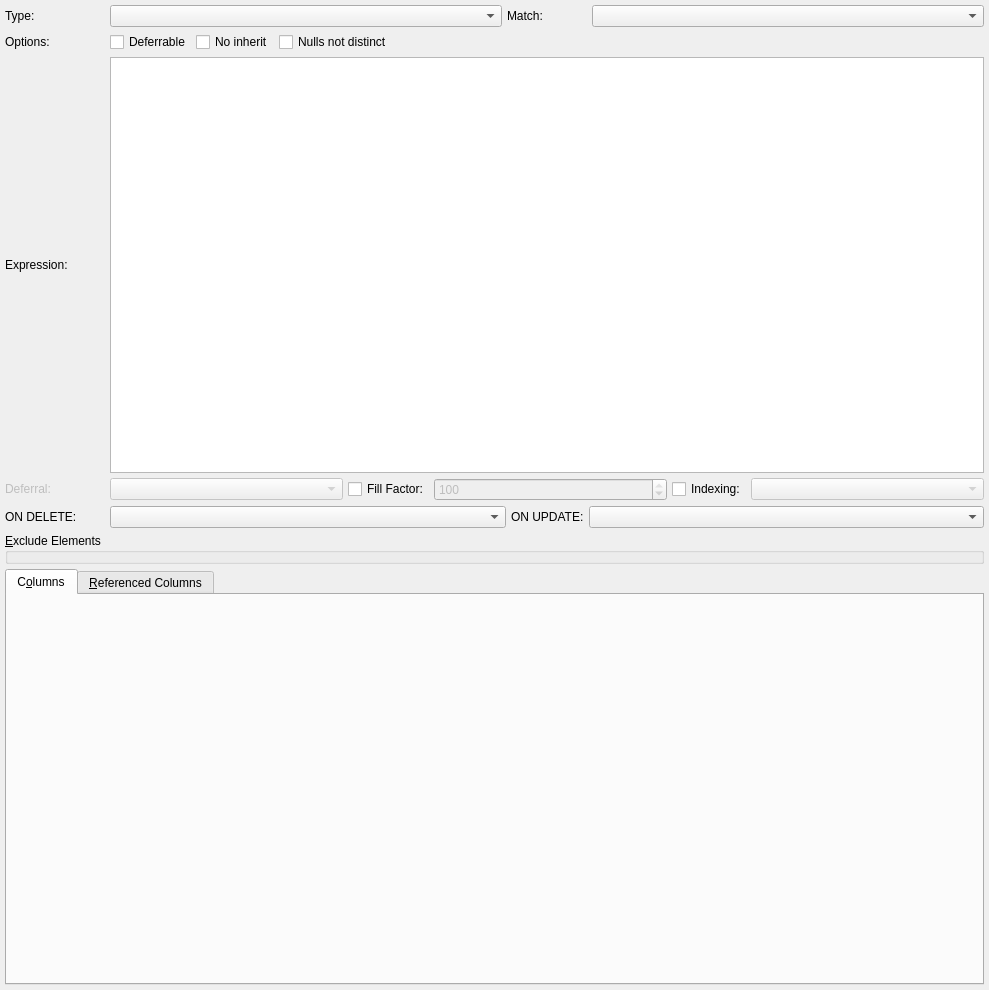
Before: the Qt Designer form libs/libgui/ui/dbobjects/constraintwidget.ui in maniac787/pgmodeler, drawn with Qt 5.
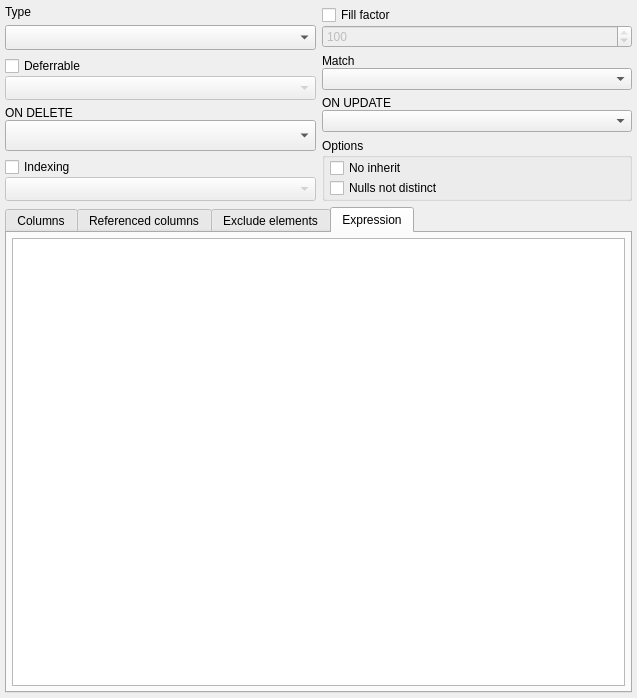
After: the same form once the commit is applied. The open tabs and pages were chosen to show the change. Icons and pictures are not drawn.

Commit message: WIP: Major refactoring of ConstraintWidget to modern layout patterns

Diff of the .ui file:
```diff
--- a/libs/libgui/ui/dbobjects/constraintwidget.ui
+++ b/libs/libgui/ui/dbobjects/constraintwidget.ui
@@ -6,8 +6,8 @@
    <rect>
     <x>0</x>
     <y>0</y>
-    <width>989</width>
-    <height>990</height>
+    <width>637</width>
+    <height>698</height>
    </rect>
   </property>
   <property name="minimumSize">
@@ -16,7 +16,7 @@
     <height>0</height>
    </size>
   </property>
-  <layout class="QGridLayout" name="constraint_grid">
+  <layout class="QVBoxLayout" name="constr_attribs_lt_2">
    <property name="leftMargin">
     <number>5</number>
    </property>
@@ -29,34 +29,117 @@
    <property name="bottomMargin">
     <number>5</number>
    </property>
-   <property name="spacing">
-    <number>5</number>
-   </property>
-   <item row="5" column="1" colspan="2">
-    <layout class="QHBoxLayout" name="horizontalLayout_3">
-     <property name="spacing">
-      <number>5</number>
-     </property>
-     <property name="bottomMargin">
+   <item>
+    <layout class="QHBoxLayout" name="constr_attribs_lt">
+     <item>
+      <layout class="QVBoxLayout" name="verticalLayout_10">
+       <item>
+        <layout class="QVBoxLayout" name="verticalLayout">
+         <item>
+          <widget class="QLabel" name="constr_type_lbl">
+           <property name="sizePolicy">
+            <sizepolicy hsizetype="Fixed" vsizetype="Fixed">
+             <horstretch>0</horstretch>
+             <verstretch>0</verstretch>
+            </sizepolicy>
+           </property>
+           <property name="text">
+            <string>Type</string>
+           </property>
+          </widget>
+         </item>
+         <item>
+          <widget class="QComboBox" name="constr_type_cmb">
+           <property name="sizePolicy">
+            <sizepolicy hsizetype="Preferred" vsizetype="Preferred">
+             <horstretch>0</horstretch>
+             <verstretch>0</verstretch>
+            </sizepolicy>
+           </property>
+           <property name="toolTip">
+            <string>This attribute cannot be changed once the object is created.</string>
+           </property>
+           <property name="iconSize">
+            <size>
+             <width>28</width>
+             <height>28</height>
+            </size>
+           </property>
+          </widget>
+         </item>
+        </layout>
+       </item>
+       <item>
+        <layout class="QVBoxLayout" name="verticalLayout_3">
+         <property name="spacing">
       <number>0</number>
      </property>
+         <item>
+          <widget class="QCheckBox" name="deferrable_chk">
+           <property name="sizePolicy">
+            <sizepolicy hsizetype="Fixed" vsizetype="Fixed">
+             <horstretch>0</horstretch>
+             <verstretch>0</verstretch>
+            </sizepolicy>
+           </property>
+           <property name="text">
+            <string>Deferrable</string>
+           </property>
+          </widget>
+         </item>
      <item>
       <widget class="QComboBox" name="deferral_cmb">
        <property name="enabled">
         <bool>false</bool>
        </property>
        <property name="sizePolicy">
-        <sizepolicy hsizetype="Preferred" vsizetype="Fixed">
+            <sizepolicy hsizetype="Preferred" vsizetype="Preferred">
+             <horstretch>0</horstretch>
+             <verstretch>0</verstretch>
+            </sizepolicy>
+           </property>
+           <property name="iconSize">
+            <size>
+             <width>28</width>
+             <height>28</height>
+            </size>
+           </property>
+          </widget>
+         </item>
+        </layout>
+       </item>
+       <item>
+        <layout class="QVBoxLayout" name="verticalLayout_6">
+         <property name="spacing">
+          <number>0</number>
+         </property>
+         <item>
+          <widget class="QLabel" name="on_delete_lbl">
+           <property name="sizePolicy">
+            <sizepolicy hsizetype="Fixed" vsizetype="Fixed">
          <horstretch>0</horstretch>
          <verstretch>0</verstretch>
         </sizepolicy>
        </property>
        <property name="minimumSize">
         <size>
-         <width>120</width>
+             <width>100</width>
          <height>0</height>
         </size>
        </property>
+           <property name="text">
+            <string>ON DELETE</string>
+           </property>
+          </widget>
+         </item>
+         <item>
+          <widget class="QComboBox" name="on_delete_cmb">
+           <property name="sizePolicy">
+            <sizepolicy hsizetype="Preferred" vsizetype="Preferred">
+             <horstretch>0</horstretch>
+             <verstretch>0</verstretch>
+            </sizepolicy>
+           </property>
        <property name="iconSize">
         <size>
          <width>28</width>
@@ -65,6 +148,56 @@
        </property>
       </widget>
      </item>
+        </layout>
+       </item>
+       <item>
+        <layout class="QVBoxLayout" name="verticalLayout_5">
+         <property name="spacing">
+          <number>0</number>
+         </property>
+         <item>
+          <widget class="QCheckBox" name="indexing_chk">
+           <property name="sizePolicy">
+            <sizepolicy hsizetype="Fixed" vsizetype="Fixed">
+             <horstretch>0</horstretch>
+             <verstretch>0</verstretch>
+            </sizepolicy>
+           </property>
+           <property name="text">
+            <string>Indexing</string>
+           </property>
+          </widget>
+         </item>
+         <item>
+          <widget class="QComboBox" name="indexing_cmb">
+           <property name="enabled">
+            <bool>false</bool>
+           </property>
+           <property name="sizePolicy">
+            <sizepolicy hsizetype="Preferred" vsizetype="Preferred">
+             <horstretch>0</horstretch>
+             <verstretch>0</verstretch>
+            </sizepolicy>
+           </property>
+           <property name="iconSize">
+            <size>
+             <width>28</width>
+             <height>28</height>
+            </size>
+           </property>
+          </widget>
+         </item>
+        </layout>
+       </item>
+      </layout>
+     </item>
+     <item>
+      <layout class="QVBoxLayout" name="verticalLayout_11">
+       <item>
+        <layout class="QVBoxLayout" name="verticalLayout_4">
+         <property name="spacing">
+          <number>0</number>
+         </property>
      <item>
       <widget class="QCheckBox" name="fill_factor_chk">
        <property name="sizePolicy">
@@ -74,7 +207,7 @@
         </sizepolicy>
        </property>
        <property name="text">
-        <string>Fill Factor:</string>
+            <string>Fill factor</string>
        </property>
       </widget>
      </item>
@@ -100,159 +233,13 @@
        </property>
       </widget>
      </item>
-     <item>
-      <widget class="QCheckBox" name="indexing_chk">
-       <property name="sizePolicy">
-        <sizepolicy hsizetype="Fixed" vsizetype="Fixed">
-         <horstretch>0</horstretch>
-         <verstretch>0</verstretch>
-        </sizepolicy>
-       </property>
-       <property name="text">
-        <string>Indexing:</string>
-       </property>
-      </widget>
-     </item>
-     <item>
-      <widget class="QComboBox" name="indexing_cmb">
-       <property name="enabled">
-        <bool>false</bool>
-       </property>
-       <property name="sizePolicy">
-        <sizepolicy hsizetype="Preferred" vsizetype="Fixed">
-         <horstretch>0</horstretch>
-         <verstretch>0</verstretch>
-        </sizepolicy>
-       </property>
-       <property name="iconSize">
-        <size>
-         <width>28</width>
-         <height>28</height>
-        </size>
-       </property>
-      </widget>
-     </item>
-    </layout>
-   </item>
-   <item row="5" column="0">
-    <widget class="QLabel" name="deferral_lbl">
-     <property name="enabled">
-      <bool>false</bool>
-     </property>
-     <property name="sizePolicy">
-      <sizepolicy hsizetype="Fixed" vsizetype="Fixed">
-       <horstretch>0</horstretch>
-       <verstretch>0</verstretch>
-      </sizepolicy>
-     </property>
-     <property name="minimumSize">
-      <size>
-       <width>0</width>
-       <height>0</height>
-      </size>
-     </property>
-     <property name="maximumSize">
-      <size>
-       <width>16777215</width>
-       <height>16777215</height>
-      </size>
-     </property>
-     <property name="text">
-      <string>Deferral:</string>
-     </property>
-    </widget>
-   </item>
-   <item row="2" column="0">
-    <widget class="QLabel" name="label">
-     <property name="text">
-      <string>Options:</string>
-     </property>
-    </widget>
-   </item>
-   <item row="0" column="0">
-    <widget class="QLabel" name="constr_type_lbl">
-     <property name="sizePolicy">
-      <sizepolicy hsizetype="Fixed" vsizetype="Fixed">
-       <horstretch>0</horstretch>
-       <verstretch>0</verstretch>
-      </sizepolicy>
-     </property>
-     <property name="minimumSize">
-      <size>
-       <width>100</width>
-       <height>0</height>
-      </size>
-     </property>
-     <property name="text">
-      <string>Type:</string>
-     </property>
-    </widget>
-   </item>
-   <item row="4" column="0">
-    <widget class="QLabel" name="expression_lbl">
-     <property name="sizePolicy">
-      <sizepolicy hsizetype="Fixed" vsizetype="Preferred">
-       <horstretch>0</horstretch>
-       <verstretch>0</verstretch>
-      </sizepolicy>
-     </property>
-     <property name="minimumSize">
-      <size>
-       <width>100</width>
-       <height>0</height>
-      </size>
-     </property>
-     <property name="text">
-      <string>Expression:</string>
-     </property>
-    </widget>
-   </item>
-   <item row="6" column="0">
-    <widget class="QLabel" name="on_delete_lbl">
-     <property name="sizePolicy">
-      <sizepolicy hsizetype="Fixed" vsizetype="Fixed">
-       <horstretch>0</horstretch>
-       <verstretch>0</verstretch>
-      </sizepolicy>
-     </property>
-     <property name="minimumSize">
-      <size>
-       <width>100</width>
-       <height>0</height>
-      </size>
-     </property>
-     <property name="text">
-      <string>ON DELETE:</string>
-     </property>
-    </widget>
-   </item>
-   <item row="0" column="1" colspan="2">
-    <layout class="QHBoxLayout" name="horizontalLayout_2">
+        </layout>
+       </item>
+       <item>
+        <layout class="QVBoxLayout" name="verticalLayout_2">
      <property name="spacing">
-      <number>5</number>
-     </property>
-     <property name="bottomMargin">
       <number>0</number>
      </property>
-     <item>
-      <widget class="QComboBox" name="constr_type_cmb">
-       <property name="sizePolicy">
-        <sizepolicy hsizetype="Expanding" vsizetype="Fixed">
-         <horstretch>0</horstretch>
-         <verstretch>0</verstretch>
-        </sizepolicy>
-       </property>
-       <property name="toolTip">
-        <string>This attribute cannot be changed once the object is created.</string>
-       </property>
-       <property name="iconSize">
-        <size>
-         <width>28</width>
-         <height>28</height>
-        </size>
-       </property>
-      </widget>
-     </item>
      <item>
       <widget class="QLabel" name="match_lbl">
        <property name="sizePolicy">
@@ -261,20 +248,8 @@
          <verstretch>0</verstretch>
         </sizepolicy>
        </property>
-       <property name="minimumSize">
-        <size>
-         <width>80</width>
-         <height>0</height>
-        </size>
-       </property>
-       <property name="maximumSize">
-        <size>
-         <width>75</width>
-         <height>16777215</height>
-        </size>
-       </property>
        <property name="text">
-        <string>Match:</string>
+            <string>Match</string>
        </property>
        <property name="alignment">
         <set>Qt::AlignLeading|Qt::AlignLeft|Qt::AlignVCenter</set>
@@ -284,7 +259,7 @@
      <item>
       <widget class="QComboBox" name="match_cmb">
        <property name="sizePolicy">
-        <sizepolicy hsizetype="Expanding" vsizetype="Fixed">
+            <sizepolicy hsizetype="Preferred" vsizetype="Preferred">
          <horstretch>0</horstretch>
          <verstretch>0</verstretch>
         </sizepolicy>
@@ -299,73 +274,11 @@
      </item>
     </layout>
    </item>
-   <item row="4" column="1" colspan="2">
-    <widget class="QPlainTextEdit" name="expression_txt">
-     <property name="sizePolicy">
-      <sizepolicy hsizetype="Expanding" vsizetype="Expanding">
-       <horstretch>0</horstretch>
-       <verstretch>0</verstretch>
-      </sizepolicy>
-     </property>
-     <property name="minimumSize">
-      <size>
-       <width>0</width>
-       <height>50</height>
-      </size>
-     </property>
-     <property name="maximumSize">
-      <size>
-       <width>16777215</width>
-       <height>16777215</height>
-      </size>
-     </property>
-     <property name="frameShadow">
-      <enum>QFrame::Sunken</enum>
-     </property>
-     <property name="lineWidth">
-      <number>1</number>
-     </property>
-     <property name="midLineWidth">
-      <number>0</number>
-     </property>
-     <property name="verticalScrollBarPolicy">
-      <enum>Qt::ScrollBarAsNeeded</enum>
-     </property>
-     <property name="horizontalScrollBarPolicy">
-      <enum>Qt::ScrollBarAsNeeded</enum>
-     </property>
-    </widget>
-   </item>
-   <item row="6" column="1" colspan="2">
-    <layout class="QHBoxLayout" name="on_del_lt">
-     <property name="spacing">
-      <number>5</number>
-     </property>
-     <property name="bottomMargin">
-      <number>0</number>
-     </property>
      <item>
-      <widget class="QComboBox" name="on_delete_cmb">
-       <property name="sizePolicy">
-        <sizepolicy hsizetype="Preferred" vsizetype="Fixed">
-         <horstretch>0</horstretch>
-         <verstretch>0</verstretch>
-        </sizepolicy>
-       </property>
-       <property name="minimumSize">
-        <size>
-         <width>120</width>
-         <height>0</height>
-        </size>
-       </property>
-       <property name="iconSize">
-        <size>
-         <width>28</width>
-         <height>28</height>
-        </size>
-       </property>
-      </widget>
-     </item>
+        <layout class="QVBoxLayout" name="verticalLayout_7">
+         <property name="spacing">
+          <number>0</number>
+         </property>
      <item>
       <widget class="QLabel" name="on_update_lbl">
        <property name="sizePolicy">
@@ -387,24 +300,18 @@
         </size>
        </property>
        <property name="text">
-        <string>ON UPDATE:</string>
+            <string>ON UPDATE</string>
        </property>
       </widget>
      </item>
      <item>
       <widget class="QComboBox" name="on_update_cmb">
        <property name="sizePolicy">
-        <sizepolicy hsizetype="Preferred" vsizetype="Fixed">
+            <sizepolicy hsizetype="Preferred" vsizetype="Preferred">
          <horstretch>0</horstretch>
          <verstretch>0</verstretch>
         </sizepolicy>
        </property>
-       <property name="minimumSize">
-        <size>
-         <width>120</width>
-         <height>0</height>
-        </size>
-       </property>
        <property name="iconSize">
         <size>
          <width>28</width>
@@ -415,8 +322,56 @@
      </item>
     </layout>
    </item>
-   <item row="9" column="0" colspan="3">
-    <widget class="QTabWidget" name="columns_tbw">
+       <item>
+        <widget class="QGroupBox" name="groupBox">
+         <property name="title">
+          <string>Options</string>
+         </property>
+         <layout class="QVBoxLayout" name="verticalLayout_8">
+          <property name="spacing">
+           <number>0</number>
+          </property>
+          <property name="leftMargin">
+           <number>5</number>
+          </property>
+          <property name="topMargin">
+           <number>0</number>
+          </property>
+          <property name="rightMargin">
+           <number>5</number>
+          </property>
+          <property name="bottomMargin">
+           <number>0</number>
+          </property>
+          <item>
+           <widget class="QCheckBox" name="no_inherit_chk">
+            <property name="text">
+             <string>No inherit</string>
+            </property>
+           </widget>
+          </item>
+          <item>
+           <widget class="QCheckBox" name="nulls_not_distinct_chk">
+            <property name="sizePolicy">
+             <sizepolicy hsizetype="Preferred" vsizetype="Fixed">
+              <horstretch>0</horstretch>
+              <verstretch>0</verstretch>
+             </sizepolicy>
+            </property>
+            <property name="text">
+             <string>Nulls not distinct</string>
+            </property>
+           </widget>
+          </item>
+         </layout>
+        </widget>
+       </item>
+      </layout>
+     </item>
+    </layout>
+   </item>
+   <item>
+    <widget class="QTabWidget" name="constr_attibs_tbw">
      <property name="sizePolicy">
       <sizepolicy hsizetype="Expanding" vsizetype="Expanding">
        <horstretch>0</horstretch>
@@ -432,7 +387,7 @@
        <height>22</height>
       </size>
      </property>
-     <widget class="QWidget" name="tab">
+     <widget class="QWidget" name="columns_pg">
       <property name="sizePolicy">
        <sizepolicy hsizetype="Preferred" vsizetype="Preferred">
         <horstretch>0</horstretch>
@@ -444,10 +399,10 @@
         <normaloff>:/icons/icons/column.png</normaloff>:/icons/icons/column.png</iconset>
       </attribute>
       <attribute name="title">
-       <string>C&amp;olumns</string>
+       <string>Columns</string>
       </attribute>
      </widget>
-     <widget class="QWidget" name="tab_2">
+     <widget class="QWidget" name="ref_cols_pg">
       <property name="sizePolicy">
        <sizepolicy hsizetype="Preferred" vsizetype="Preferred">
         <horstretch>0</horstretch>
@@ -459,7 +414,7 @@
         <normaloff>:/icons/icons/constraint_fk.png</normaloff>:/icons/icons/constraint_fk.png</iconset>
       </attribute>
       <attribute name="title">
-       <string>&amp;Referenced Columns</string>
+       <string>Referenced columns</string>
       </attribute>
       <layout class="QGridLayout" name="gridLayout_2">
        <property name="leftMargin">
@@ -492,75 +447,65 @@
        </item>
       </layout>
      </widget>
-    </widget>
-   </item>
-   <item row="2" column="1" colspan="2">
-    <layout class="QHBoxLayout" name="horizontalLayout">
-     <property name="spacing">
+     <widget class="QWidget" name="excl_elems_pg">
+      <attribute name="icon">
+       <iconset resource="../../res/resources.qrc">
+        <normaloff>:/icons/icons/constraint_ex.png</normaloff>:/icons/icons/constraint_ex.png</iconset>
+      </attribute>
+      <attribute name="title">
+       <string>Exclude elements</string>
+      </attribute>
+     </widget>
+     <widget class="QWidget" name="expression_pg">
+      <attribute name="title">
+       <string>Expression</string>
+      </attribute>
+      <layout class="QVBoxLayout" name="verticalLayout_9">
+       <property name="leftMargin">
+        <number>5</number>
+       </property>
+       <property name="topMargin">
+        <number>5</number>
+       </property>
+       <property name="rightMargin">
       <number>5</number>
      </property>
      <property name="bottomMargin">
-      <number>0</number>
+        <number>5</number>
      </property>
      <item>
-      <widget class="QCheckBox" name="deferrable_chk">
-       <property name="sizePolicy">
-        <sizepolicy hsizetype="Preferred" vsizetype="Fixed">
-         <horstretch>0</horstretch>
-         <verstretch>0</verstretch>
-        </sizepolicy>
-       </property>
-       <property name="text">
-        <string>Deferrable</string>
-       </property>
-      </widget>
-     </item>
-     <item>
-      <widget class="QCheckBox" name="no_inherit_chk">
-       <property name="text">
-        <string>No inherit</string>
-       </property>
-      </widget>
-     </item>
-     <item>
-      <widget class="QCheckBox" name="nulls_not_distinct_chk">
-       <property name="sizePolicy">
-        <sizepolicy hsizetype="Preferred" vsizetype="Fixed">
-         <horstretch>0</horstretch>
-         <verstretch>0</verstretch>
-        </sizepolicy>
-       </property>
-       <property name="text">
-        <string>Nulls not distinct</string>
-       </property>
-      </widget>
-     </item>
-     <item>
-      <spacer name="horizontalSpacer">
-       <property name="orientation">
-        <enum>Qt::Horizontal</enum>
-       </property>
-       <property name="sizeHint" stdset="0">
-        <size>
-         <width>40</width>
-         <height>20</height>
-        </size>
-       </property>
-      </spacer>
-     </item>
-    </layout>
-   </item>
-   <item row="8" column="0" colspan="3">
-    <widget class="QGroupBox" name="excl_elems_grp">
+        <widget class="QPlainTextEdit" name="expression_txt">
      <property name="sizePolicy">
       <sizepolicy hsizetype="Expanding" vsizetype="Preferred">
        <horstretch>0</horstretch>
        <verstretch>0</verstretch>
       </sizepolicy>
      </property>
-     <property name="title">
-      <string>&amp;Exclude Elements</string>
-     </property>
+         <property name="maximumSize">
+          <size>
+           <width>16777215</width>
+           <height>16777215</height>
+          </size>
+         </property>
+         <property name="frameShadow">
+          <enum>QFrame::Shadow::Sunken</enum>
+         </property>
+         <property name="lineWidth">
+          <number>1</number>
+         </property>
+         <property name="midLineWidth">
+          <number>0</number>
+         </property>
+         <property name="verticalScrollBarPolicy">
+          <enum>Qt::ScrollBarPolicy::ScrollBarAsNeeded</enum>
+         </property>
+         <property name="horizontalScrollBarPolicy">
+          <enum>Qt::ScrollBarPolicy::ScrollBarAsNeeded</enum>
+         </property>
+        </widget>
+       </item>
+      </layout>
+     </widget>
     </widget>
    </item>
   </layout>
```
Left out of the diff: 6 changed lines with no effect on the pictures. Lines whose indentation alone changed are shown as unchanged. The commit also changes 3 other files.
